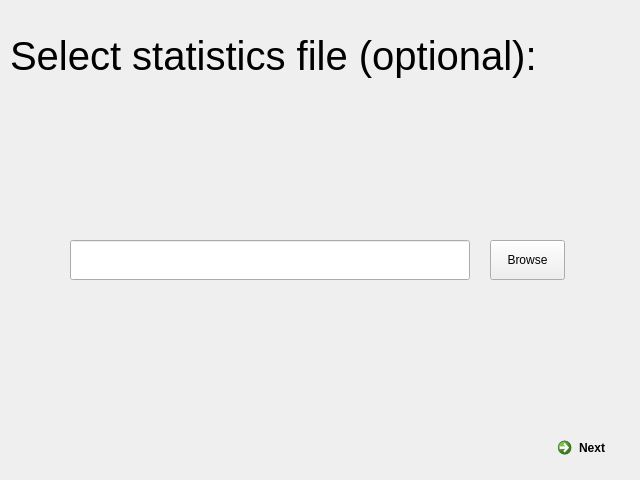
Teuira/fitmodelqt, file src/gui/dialogstatsselector.ui: the form before one commit.
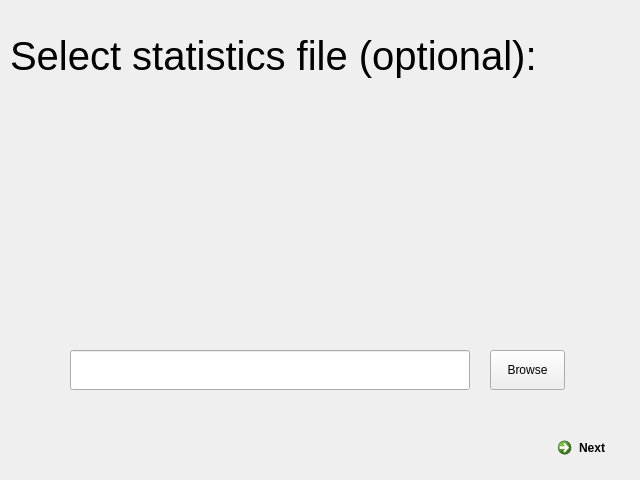
The form after the commit.

```diff
--- a/src/gui/dialogstatsselector.ui
+++ b/src/gui/dialogstatsselector.ui
@@ -30,7 +30,7 @@
    <property name="geometry">
     <rect>
      <x>70</x>
-     <y>240</y>
+     <y>350</y>
      <width>400</width>
      <height>40</height>
     </rect>
@@ -40,7 +40,7 @@
    <property name="geometry">
     <rect>
      <x>490</x>
-     <y>240</y>
+     <y>350</y>
      <width>75</width>
      <height>40</height>
     </rect>
```
